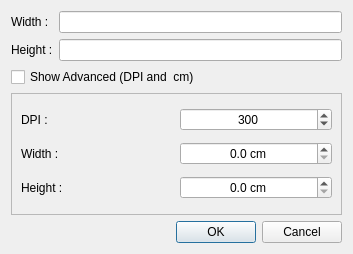
The window that src/resize_dialog.ui (ksharindam/photoquick) describes before a commit, drawn with Qt 5.
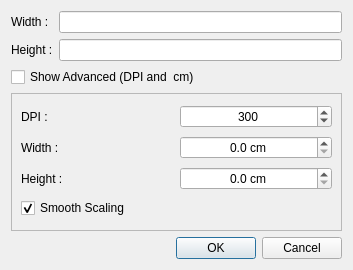
The same window after the commit.

Commit message: can switch fast and smooth scaling in resize image

What changed in the file:
```diff
--- a/src/resize_dialog.ui
+++ b/src/resize_dialog.ui
@@ -7,7 +7,7 @@
     <x>0</x>
     <y>0</y>
     <width>353</width>
-    <height>254</height>
+    <height>270</height>
    </rect>
   </property>
   <property name="windowTitle">
@@ -116,6 +116,16 @@
         </property>
        </widget>
       </item>
+      <item row="3" column="0">
+       <widget class="QCheckBox" name="smoothScaling">
+        <property name="text">
+         <string>Smooth Scaling</string>
+        </property>
+        <property name="checked">
+         <bool>true</bool>
+        </property>
+       </widget>
+      </item>
      </layout>
     </widget>
    </item>
```
The commit also changes 1 other file.
